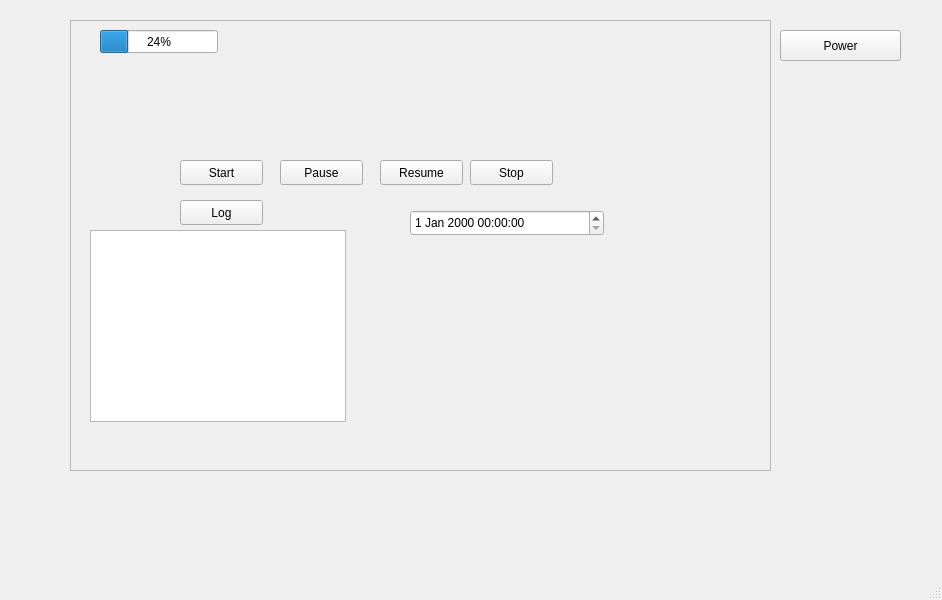
Old version of the form FP_Code/mainwindow.ui in the repository HIZE-Y/3004_FP.
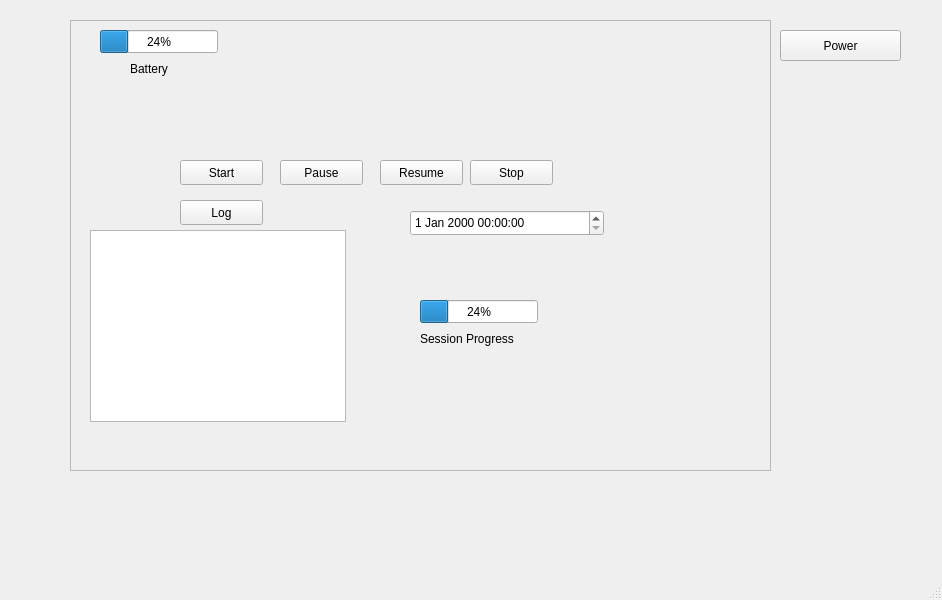
New version of the form.

Commit message: added progress bar for session - NZ

```diff
--- a/FP_Code/mainwindow.ui
+++ b/FP_Code/mainwindow.ui
@@ -127,6 +127,45 @@
       </rect>
      </property>
     </widget>
+    <widget class="QProgressBar" name="SessionPr">
+     <property name="geometry">
+      <rect>
+       <x>350</x>
+       <y>280</y>
+       <width>118</width>
+       <height>23</height>
+      </rect>
+     </property>
+     <property name="value">
+      <number>24</number>
+     </property>
+    </widget>
+    <widget class="QLabel" name="label">
+     <property name="geometry">
+      <rect>
+       <x>350</x>
+       <y>310</y>
+       <width>121</width>
+       <height>17</height>
+      </rect>
+     </property>
+     <property name="text">
+      <string>Session Progress</string>
+     </property>
+    </widget>
+    <widget class="QLabel" name="label_2">
+     <property name="geometry">
+      <rect>
+       <x>60</x>
+       <y>40</y>
+       <width>62</width>
+       <height>17</height>
+      </rect>
+     </property>
+     <property name="text">
+      <string>Battery</string>
+     </property>
+    </widget>
    </widget>
    <widget class="QPushButton" name="power">
     <property name="geometry">
```
Left out of the diff: 2 changed lines with no effect on the pictures. The commit also changes 8 other files.
